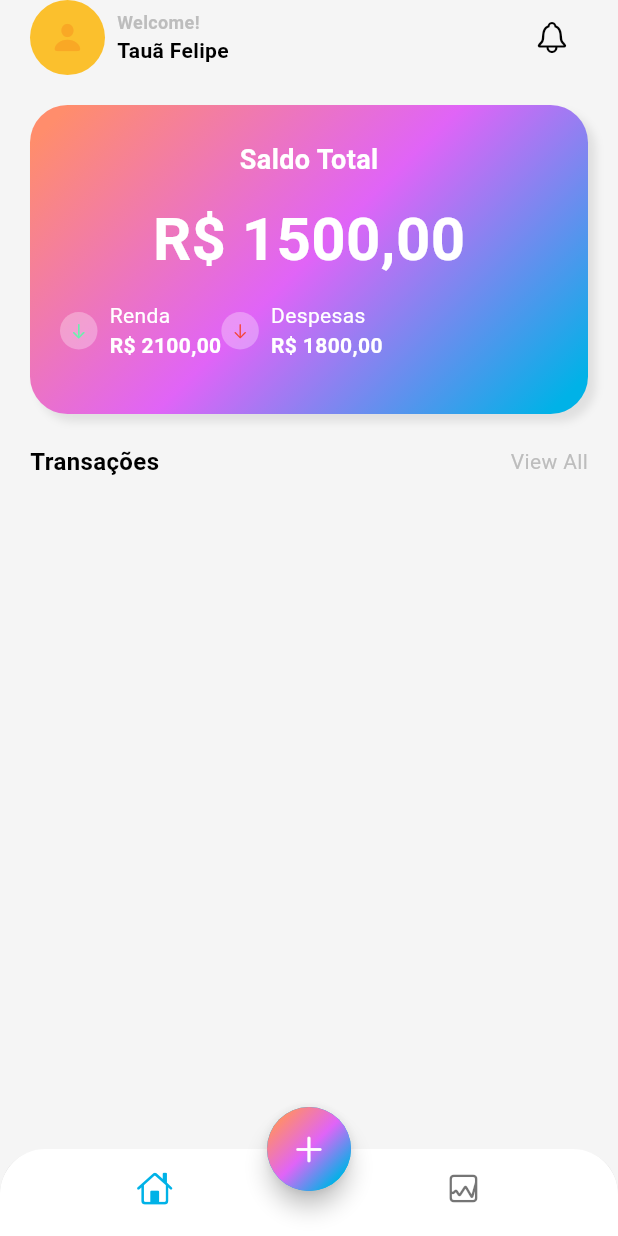
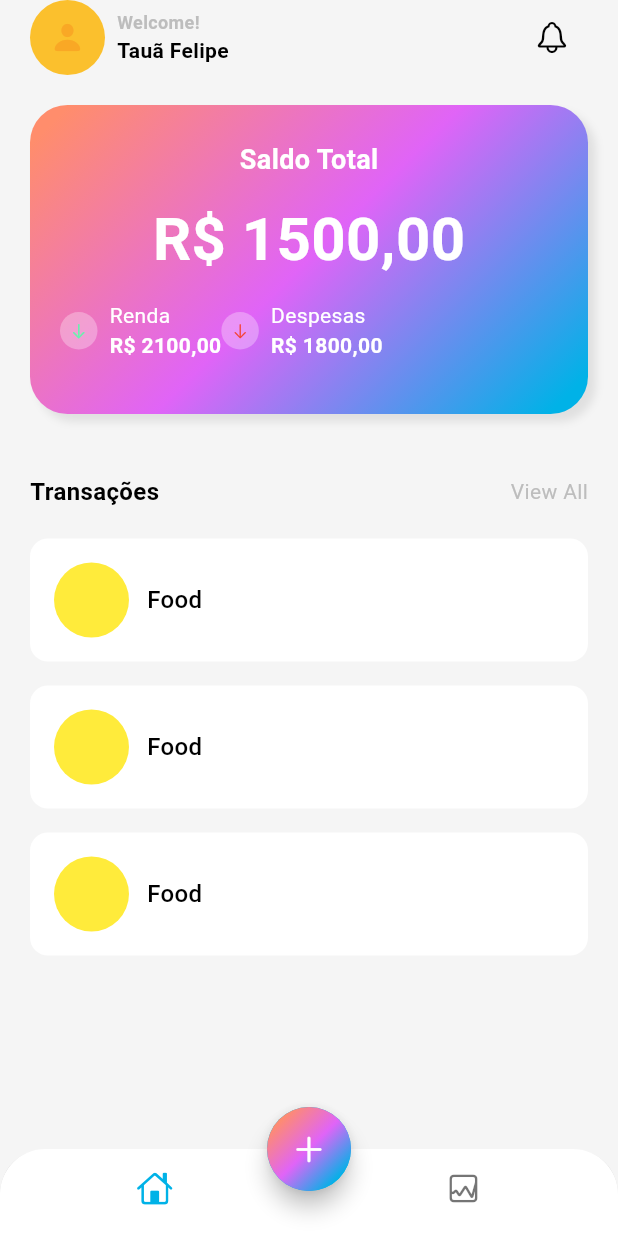
Before and after one commit to felipetaua/controle_financeiro, a Flutter app: the screen it shows after launch, on a phone screen of 412 x 824 dp. Run offline on Flutter 3.47's test engine with Material 3 defaults, Android fonts, the light colour scheme and no system bars.

Commit message:
fazendo os cards de transações

```diff
--- a/lib/screens/home/views/main_screen.dart
+++ b/lib/screens/home/views/main_screen.dart
@@ -106,7 +106,6 @@ class MainScreen extends StatelessWidget {
                   child: Row(
                     children: [
                       Row(
-                        mainAxisAlignment: MainAxisAlignment.spaceBetween,
                         children: [
                           Container(
                             width: 25,
@@ -181,7 +180,7 @@ class MainScreen extends StatelessWidget {
             ),
           ),
           const SizedBox(
-            height: 20,
+            height: 40,
           ),
           Row(
             mainAxisAlignment: MainAxisAlignment.spaceBetween,
@@ -208,6 +207,44 @@ class MainScreen extends StatelessWidget {
           const SizedBox(
             height: 20,
           ),
+          Expanded(
+            child: ListView.builder(
+              itemCount: 3,
+              itemBuilder: (context, int i) {
+                return Padding(
+                  padding: const EdgeInsets.only(bottom: 16.0),
+                  child: Container(
+                    decoration: BoxDecoration(
+                        color: Colors.white,
+                        borderRadius: BorderRadius.circular(12)),
+                    child: Padding(
+                      padding: const EdgeInsets.all(16.0),
+                      child: Row(
+                        children: [
+                          Container(
+                            width: 50,
+                            height: 50,
+                            decoration: BoxDecoration(
+                                color: Colors.yellow, shape: BoxShape.circle),
+                          ),
+                          SizedBox(
+                            width: 12,
+                          ),
+                          Text(
+                            "Food",
+                            style: TextStyle(
+                                fontSize: 16,
+                                color: Theme.of(context).colorScheme.onSurface,
+                                fontWeight: FontWeight.w500),
+                          )
+                        ],
+                      ),
+                    ),
+                  ),
+                );
+              },
+            ),
+          )
         ],
       ),
     ));
```
